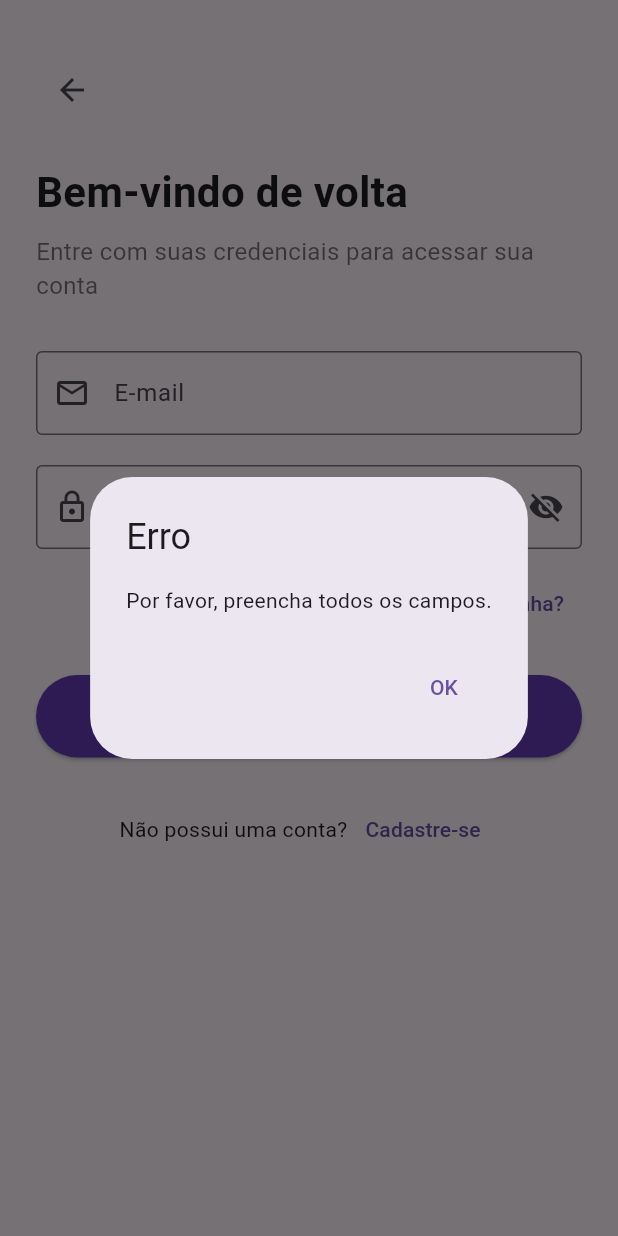
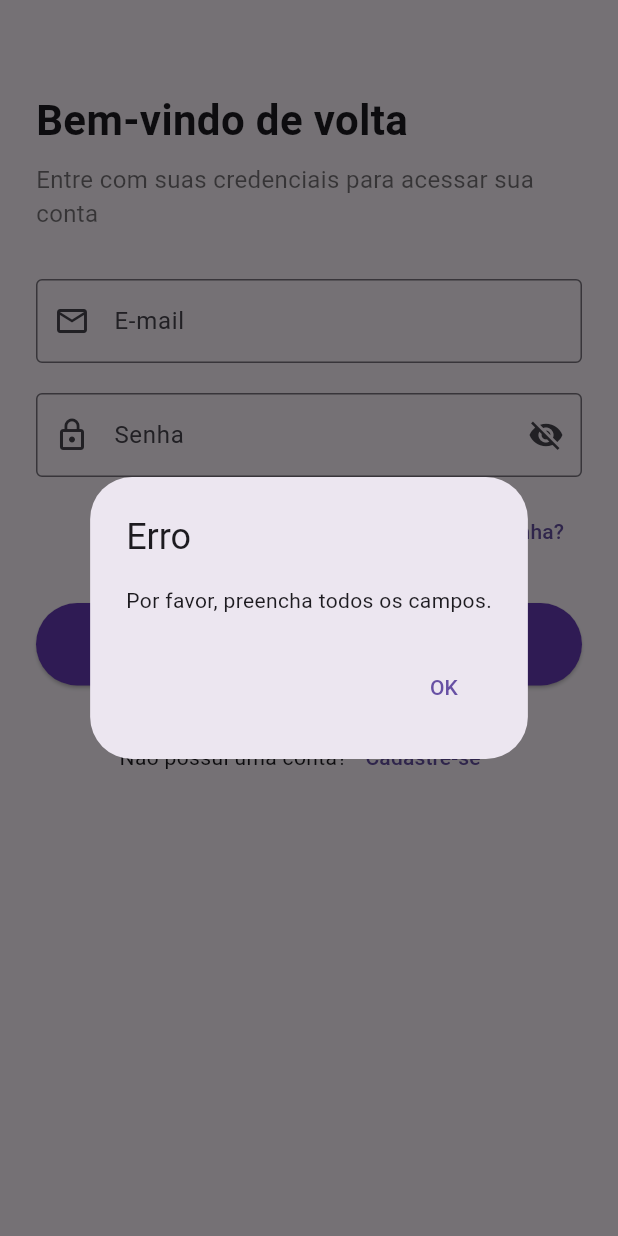
Before and after one commit to Antonio-Sitoe/medicationtracker, a Flutter app: the screen it shows after launch, after a tap on "Entrar", on a phone screen of 412 x 824 dp. Run offline on Flutter 3.47's test engine with Material 3 defaults, Android fonts, the light colour scheme and no system bars; our stand-ins replace shared_preferences.

Commit message:
Update login_screan.dart

```diff
--- a/lib/views/screens/login_screan.dart
+++ b/lib/views/screens/login_screan.dart
@@ -54,14 +54,6 @@ class _LoginScreenState extends State<LoginScreen> {
             child: Column(
               crossAxisAlignment: CrossAxisAlignment.start,
               children: [
-                IconButton(
-                  onPressed:
-                      () => Navigator.pushReplacementNamed(
-                        context,
-                        '/onboarding',
-                      ),
-                  icon: const Icon(Icons.arrow_back),
-                ),
                 const SizedBox(height: 24),
                 const Text(
                   'Bem-vindo de volta',
```
